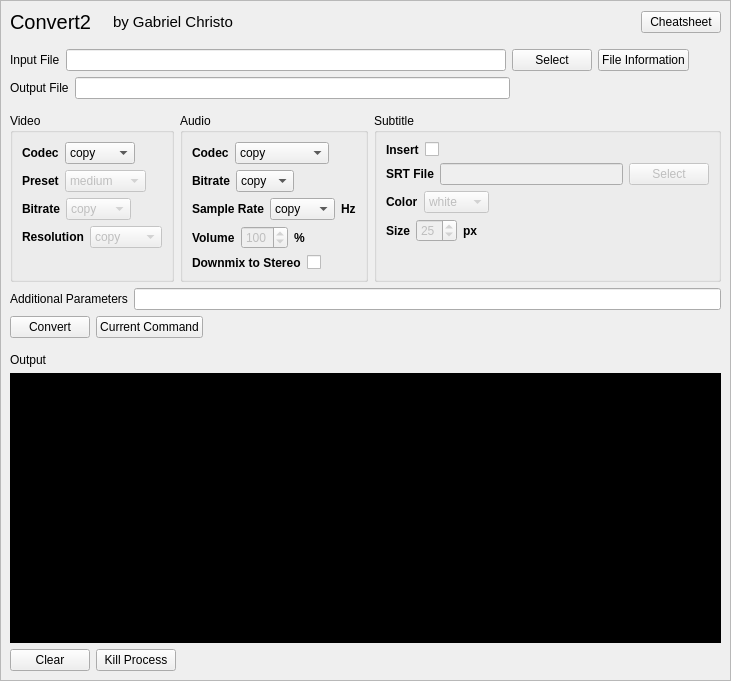
gabrielchristo/convert2, file convert2.ui: the form before one commit.
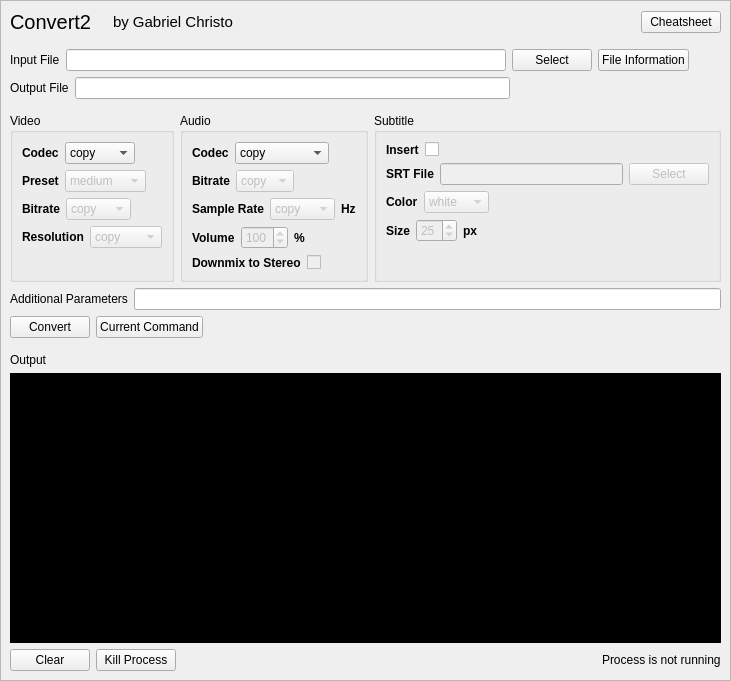
The form after the commit.

Commit message: toggle logic and process status led

The edit to the form file:
```diff
--- a/convert2.ui
+++ b/convert2.ui
@@ -549,7 +549,7 @@
             <item>
              <widget class="QComboBox" name="aBitrateCombo">
               <property name="enabled">
-               <bool>true</bool>
+               <bool>false</bool>
               </property>
               <item>
                <property name="text">
@@ -651,7 +651,7 @@
             <item>
              <widget class="QCheckBox" name="downmixCheckbox">
               <property name="enabled">
-               <bool>true</bool>
+               <bool>false</bool>
               </property>
               <property name="text">
                <string/>
@@ -677,6 +677,9 @@
             </item>
             <item>
              <widget class="QComboBox" name="aRateCombobox">
+              <property name="enabled">
+               <bool>false</bool>
+              </property>
               <item>
                <property name="text">
                 <string>copy</string>
@@ -1034,6 +1037,32 @@
            </property>
           </spacer>
          </item>
+         <item>
+          <widget class="QLabel" name="ledLabel">
+           <property name="minimumSize">
+            <size>
+             <width>0</width>
+             <height>0</height>
+            </size>
+           </property>
+           <property name="text">
+            <string/>
+           </property>
+          </widget>
+         </item>
+         <item>
+          <widget class="QLabel" name="processStatusLabel">
+           <property name="minimumSize">
+            <size>
+             <width>0</width>
+             <height>0</height>
+            </size>
+           </property>
+           <property name="text">
+            <string>Process is not running</string>
+           </property>
+          </widget>
+         </item>
         </layout>
        </item>
       </layout>
```
The commit also changes 7 other files.
